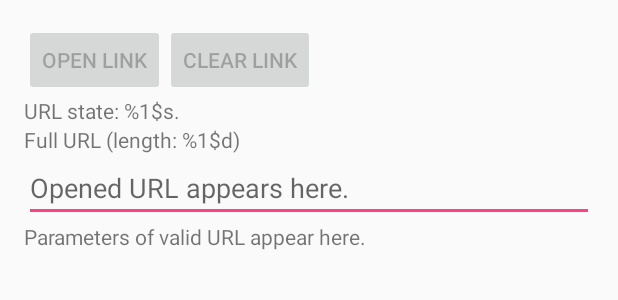
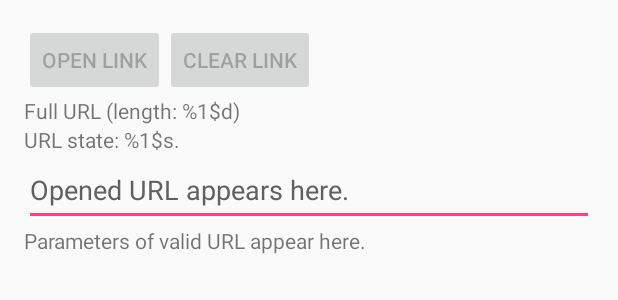
Before and after one commit to Dakwamine/link-intercept, an Android app: the layout activity_main.xml on its own in the app's theme, with its tools: preview values and no code run, on a phone screen of 412 x 824 dp. Shown: the top 300 px of the screen. Run offline under Robolectric (Android 15) with nearby library versions, the phone set to English and light mode, and no system bars.

Commit message:
Minor changes.

```diff
--- a/app/build.gradle
+++ b/app/build.gradle
@@ -9,8 +9,8 @@ android {
         applicationId "info.quangminhdang.linkintercept"
         minSdkVersion 15
         targetSdkVersion 32
-        versionCode 3
-        versionName "1.2"
+        versionCode 4
+        versionName "1.3"
     }
     buildTypes {
         release {
--- a/app/src/main/res/layout/activity_main.xml
+++ b/app/src/main/res/layout/activity_main.xml
@@ -1,28 +1,24 @@
 <?xml version="1.0" encoding="utf-8"?>
-<LinearLayout xmlns:android="http://schemas.android.com/apk/res/android"
-    xmlns:tools="http://schemas.android.com/tools"
+
+<ScrollView xmlns:tools="http://schemas.android.com/tools"
     android:layout_width="match_parent"
     android:layout_height="match_parent"
-    android:orientation="vertical"
-    android:paddingBottom="@dimen/activity_vertical_margin"
-    android:paddingLeft="@dimen/activity_horizontal_margin"
-    android:paddingRight="@dimen/activity_horizontal_margin"
-    android:paddingTop="@dimen/activity_vertical_margin"
-    tools:context="info.quangminhdang.linkintercept.MainActivity">
-
-    <ScrollView
-        android:layout_width="match_parent"
-        android:layout_height="match_parent">
+    xmlns:android="http://schemas.android.com/apk/res/android">
 
     <LinearLayout
+        android:layout_height="wrap_content"
+        android:layout_marginLeft="@dimen/activity_horizontal_margin"
+        android:layout_marginTop="@dimen/activity_vertical_margin"
+        android:layout_marginRight="@dimen/activity_horizontal_margin"
+        android:layout_marginBottom="@dimen/activity_vertical_margin"
         android:layout_width="match_parent"
-            android:layout_height="wrap_content"
-            android:orientation="vertical" >
+        android:orientation="vertical"
+        tools:context="info.quangminhdang.linkintercept.MainActivity">
 
         <LinearLayout
             android:id="@+id/buttons_linearLayout"
             android:layout_width="match_parent"
-                android:layout_height="match_parent"
+            android:layout_height="wrap_content"
             android:orientation="horizontal">
 
             <Button
@@ -42,17 +38,17 @@
         </LinearLayout>
 
         <TextView
+            android:id="@+id/urlLength_textView"
+            android:layout_width="match_parent"
+            android:layout_height="0dp"
+            android:layout_weight="1"
+            android:text="@string/mainLabelForValidUrl" />
+
+        <TextView
             android:id="@+id/urlState_textView"
             android:layout_width="match_parent"
             android:layout_height="wrap_content"
             android:text="@string/urlState_textView" />
-
-            <TextView
-                android:id="@+id/urlLength_textView"
-                android:layout_width="match_parent"
-                android:layout_height="wrap_content"
-                android:layout_weight="1"
-                android:text="@string/mainLabelForValidUrl" />
 
         <EditText
             android:id="@+id/interceptedLink_editText"
@@ -60,7 +56,9 @@
             android:layout_height="wrap_content"
             android:hint="@string/hint"
             android:inputType="textMultiLine|textUri"
-                android:text="" />
+            android:minHeight="48dp"
+            android:text=""
+            android:textColorHint="#606060" />
 
         <TextView
             android:id="@+id/urlParameters_textView"
@@ -70,6 +68,3 @@
 
     </LinearLayout>
 </ScrollView>
-
-
-</LinearLayout>
```
Also changed, not shown: 1 other file. Lines whose indentation alone changed are shown as unchanged.
